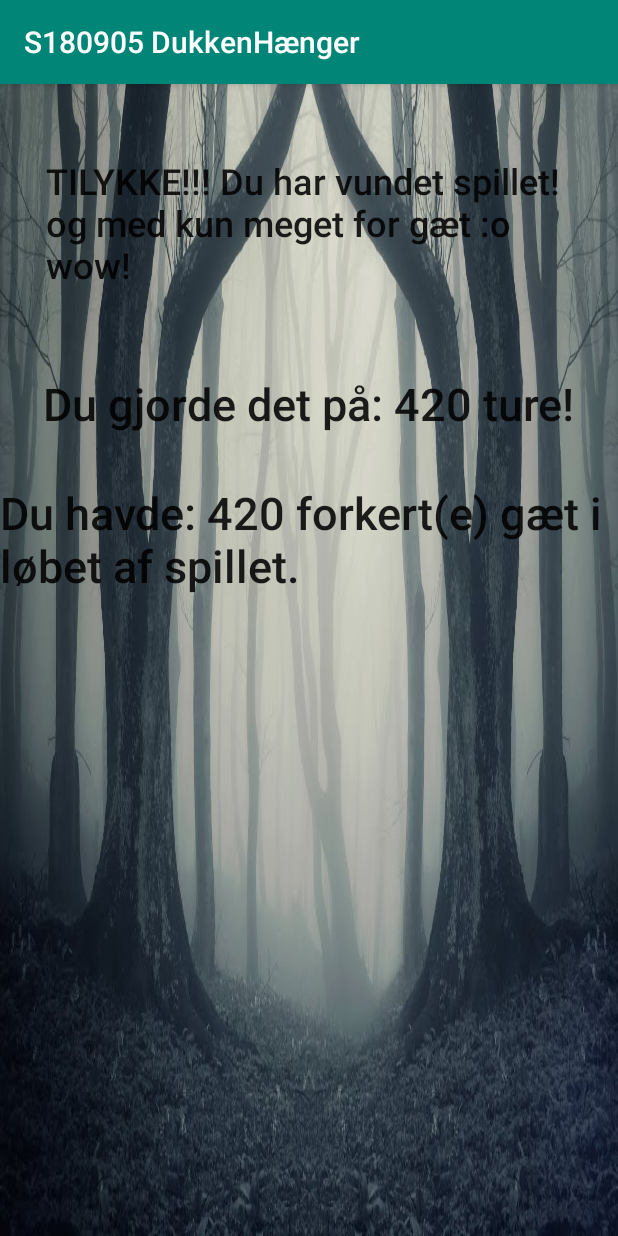
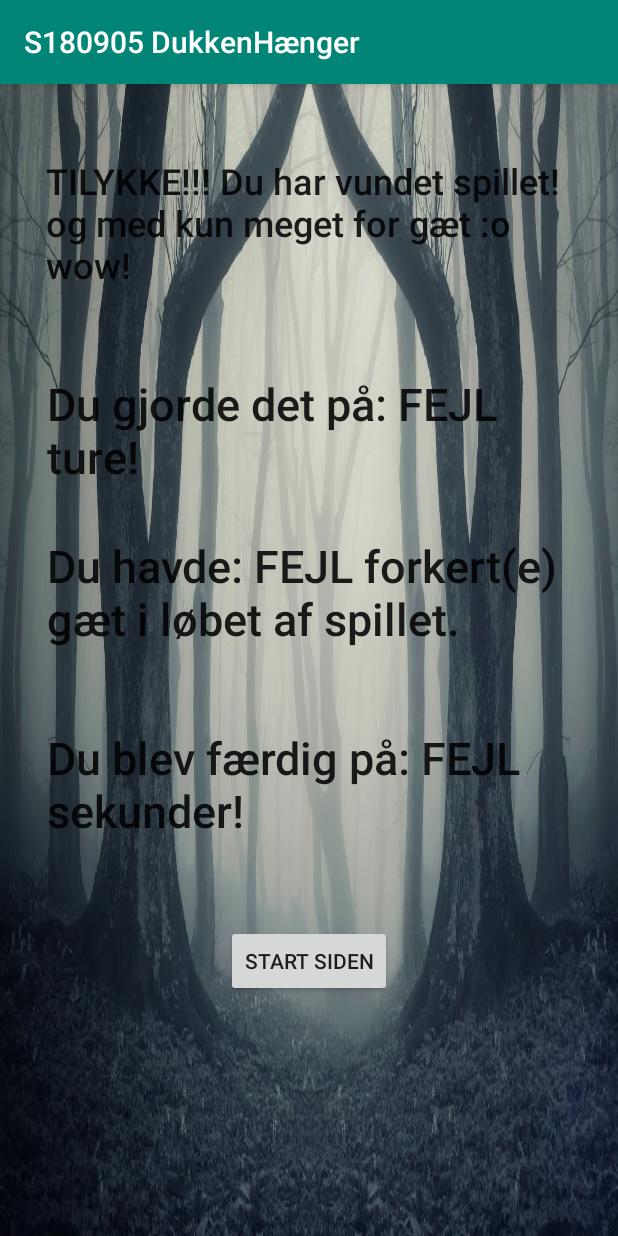
Before and after one commit to ak5ina/GalgeLeg2, an Android app: the gameWon screen opened directly, with no data from a screen before it, on a phone screen of 412 x 824 dp. Run offline under Robolectric (Android 15) with nearby library versions, the light colour scheme and no system bars.

Commit message:
Shared preference
Shared preference virker så det kan dele date op og samle data igen i det jeg kalder "Score" objekter.

Der ud over er taber siden skabt, og en knap som går tilbage til main menu, og sletter tidligere udgaver af instanserme

```diff
--- a/app/src/main/AndroidManifest.xml
+++ b/app/src/main/AndroidManifest.xml
@@ -9,7 +9,8 @@
         android:roundIcon="@mipmap/ic_launcher_round"
         android:supportsRtl="true"
         android:theme="@style/AppTheme">
-        <activity android:name=".Highscore"></activity>
+        <activity android:name=".gameLost"></activity>
+        <activity android:name=".Highscore" />
         <activity android:name=".gameWon" />
         <activity android:name=".spillet" />
         <activity android:name=".MainActivity">
--- a/app/src/main/java/com/example/galgeleg/gameWon.java
+++ b/app/src/main/java/com/example/galgeleg/gameWon.java
@@ -2,10 +2,11 @@ package com.example.galgeleg;
 
 import androidx.appcompat.app.AppCompatActivity;
 
-import android.content.Intent;
 import android.content.SharedPreferences;
 import android.os.Bundle;
 import android.preference.PreferenceManager;
+import android.view.View;
+import android.widget.Button;
 import android.widget.TextView;
 
 import org.w3c.dom.Text;
@@ -13,7 +14,6 @@ import org.w3c.dom.Text;
 import java.util.ArrayList;
 import java.util.Collections;
 import java.util.Comparator;
-import java.util.UUID;
 
 public class gameWon extends AppCompatActivity {
 
@@ -31,25 +31,39 @@ public class gameWon extends AppCompatActivity {
 
 
         Bundle extras = getIntent().getExtras();
-        String forkerte, antal;
-        forkerte = "420";
-        antal = "420";
+        String forkerte, antal, tid;
+        forkerte = "FEJL";
+        antal = "FEJL";
+        tid = "FEJL";
 
 
         if (extras != null){
             forkerte = extras.getString("forkert");
             antal = extras.getString("antal");
+            tid = extras.getString("tid");
         }
 
+        TextView tv = findViewById(R.id.text_won_turns);
+        TextView tv2 = findViewById(R.id.text_won_errors);
+        TextView tv3 = findViewById(R.id.text_won_time);
 
-        TextView tv = findViewById(R.id.test23);
-        TextView tv2 = findViewById(R.id.test);
         tv.setText("Du gjorde det på: " + antal + " ture!");
         tv2.setText("Du havde: " + forkerte + " forkert(e) gæt i løbet af spillet.");
+        tv3.setText("Du blev færdig på: " + tid + " sekunder!");
 
         updateSharedPreferences();
+
+        Button btn = findViewById(R.id.btn_start_page);
+        btn.setOnClickListener(new View.OnClickListener() {
+            @Override
+            public void onClick(View v) {
+                finish();
+            }
+        });
     }
 
+
+    //Lang algoritme som rangere forsøgende, og gemme de 5 bedste som 1-5 og den dårligeste som new, og new bliver overskrevet ved næste win.
     public void updateSharedPreferences(){
         ArrayList<String> bigList = new ArrayList<>();
         ArrayList<Score> scoreList = new ArrayList<>();
@@ -64,7 +78,7 @@ public class gameWon extends AppCompatActivity {
         //Smider værdierne over i en scoreliste som jeg rangere senere
         for (String a : bigList) {
             if (!a.equals("fejl")) {
-                String[] splitterList = a.split("|", 2);
+                String[] splitterList = a.split(" ", 2);
                 if (splitterList.length > 1) {
                     Score score = new Score(splitterList[0], splitterList[1]);
                     scoreList.add(score);
@@ -73,6 +87,7 @@ public class gameWon extends AppCompatActivity {
         }
 
         //rangere min scoreliste
+            //her rangere den efter antal fejl
         Collections.sort(scoreList, new Comparator<Score>() {
             @Override
             public int compare(Score o1, Score o2) {
@@ -80,6 +95,7 @@ public class gameWon extends AppCompatActivity {
             }
         });
 
+            //Her rangere den efter tid
         Collections.sort(scoreList, new Comparator<Score>() {
             @Override
             public int compare(Score o1, Score o2) {
@@ -89,9 +105,36 @@ public class gameWon extends AppCompatActivity {
                 return 0;
             }
         });
+            //Gemmer dem som strings i sharedpref
+        for (int i = 0; i < scoreList.size(); i++) {
+            String objektString;
+            objektString = scoreList.get(i).getTid() + " " + scoreList.get(i).getFejl();
 
-        for (int i = 0; i < scoreList.size(); i++) {
+            switch (i) {
+                case 0:
+                    mEditor.putString("1",objektString);
+                    break;
+                case 1:
+                    mEditor.putString("2",objektString);
+                    break;
+                case 2:
+                    mEditor.putString("3",objektString);
+                    break;
+                case 3:
+                    mEditor.putString("4",objektString);
+                    break;
+                case 4:
+                    mEditor.putString("5",objektString);
+                    break;
+                case 5:
+                    mEditor.putString("new",objektString);
+                    break;
+                default:
+                    mEditor.putString("FEJL", objektString);
+                    break;
+            }
 
+            mEditor.commit();
         }
 
 
--- a/app/src/main/res/layout/activity_game_won.xml
+++ b/app/src/main/res/layout/activity_game_won.xml
@@ -4,12 +4,12 @@
     xmlns:tools="http://schemas.android.com/tools"
     android:layout_width="match_parent"
     android:layout_height="match_parent"
-    tools:context=".gameWon"
-    android:background="@drawable/background2">
+    android:background="@drawable/background2"
+    tools:context=".gameWon">
 
     <TextView
-        android:id="@+id/test"
-        android:layout_width="wrap_content"
+        android:id="@+id/text_won_errors"
+        android:layout_width="350dp"
         android:layout_height="wrap_content"
         android:layout_marginTop="32dp"
         android:text="TextView"
@@ -17,7 +17,19 @@
         android:textSize="30sp"
         app:layout_constraintEnd_toEndOf="parent"
         app:layout_constraintStart_toStartOf="parent"
-        app:layout_constraintTop_toBottomOf="@+id/test23" />
+        app:layout_constraintTop_toBottomOf="@+id/text_won_turns" />
+
+    <TextView
+        android:id="@+id/text_won_time"
+        android:layout_width="350dp"
+        android:layout_height="wrap_content"
+        android:layout_marginTop="52dp"
+        android:text="TextView"
+        android:textAppearance="@style/TextAppearance.AppCompat.Body2"
+        android:textSize="30sp"
+        app:layout_constraintEnd_toEndOf="parent"
+        app:layout_constraintStart_toStartOf="parent"
+        app:layout_constraintTop_toBottomOf="@+id/text_won_errors" />
 
     <TextView
         android:id="@+id/textView2"
@@ -33,15 +45,26 @@
         app:layout_constraintTop_toTopOf="parent" />
 
     <TextView
-        android:id="@+id/test23"
-        android:layout_width="wrap_content"
+        android:id="@+id/text_won_turns"
+        android:layout_width="350dp"
         android:layout_height="wrap_content"
         android:layout_marginTop="56dp"
         android:text="TextView"
+        android:textAlignment="viewStart"
         android:textAppearance="@style/TextAppearance.AppCompat.Body2"
         android:textSize="30sp"
         app:layout_constraintEnd_toEndOf="parent"
         app:layout_constraintStart_toStartOf="parent"
         app:layout_constraintTop_toBottomOf="@+id/textView2" />
 
+    <Button
+        android:id="@+id/btn_start_page"
+        android:layout_width="wrap_content"
+        android:layout_height="wrap_content"
+        android:layout_marginTop="56dp"
+        android:text="Start siden"
+        app:layout_constraintEnd_toEndOf="parent"
+        app:layout_constraintStart_toStartOf="parent"
+        app:layout_constraintTop_toBottomOf="@+id/text_won_time" />
+
 </androidx.constraintlayout.widget.ConstraintLayout>
--- a/app/src/main/res/layout/activity_spillet.xml
+++ b/app/src/main/res/layout/activity_spillet.xml
@@ -9,7 +9,7 @@
 
     <TextView
         android:id="@+id/textView"
-        android:layout_width="wrap_content"
+        android:layout_width="350dp"
         android:layout_height="wrap_content"
         android:layout_marginTop="60dp"
         android:text="@string/game_start_string"
--- a/app/src/main/res/values/strings.xml
+++ b/app/src/main/res/values/strings.xml
@@ -4,9 +4,7 @@
     <string name="text_won_game">TILLYKKE! du har vundet hanging doll... men kan du gøre det IGEN?!</string>
     <string name="text_lost_game">WHAT?! TABTE DU LIGE??? øhh ja det tror jeg nok... pyyyyh, prøv og hør om du kan tage 9. klasse om igen!</string>
 
-
-
-<!--    Key values   -->
+    <!--    Key values   -->
 
 
 </resources>
```
Also changed, not shown: app/src/main/java/com/example/galgeleg/MainActivity.java (+25 -7 lines), app/src/main/java/com/example/galgeleg/gameLost.java (added, +49 -0 lines), app/src/main/java/com/example/galgeleg/spillet.java (+20 -2 lines), app/src/main/res/layout/activity_game_lost.xml (added, +45 -0 lines), app/src/main/res/layout/activity_main.xml (+37 -1 lines).
